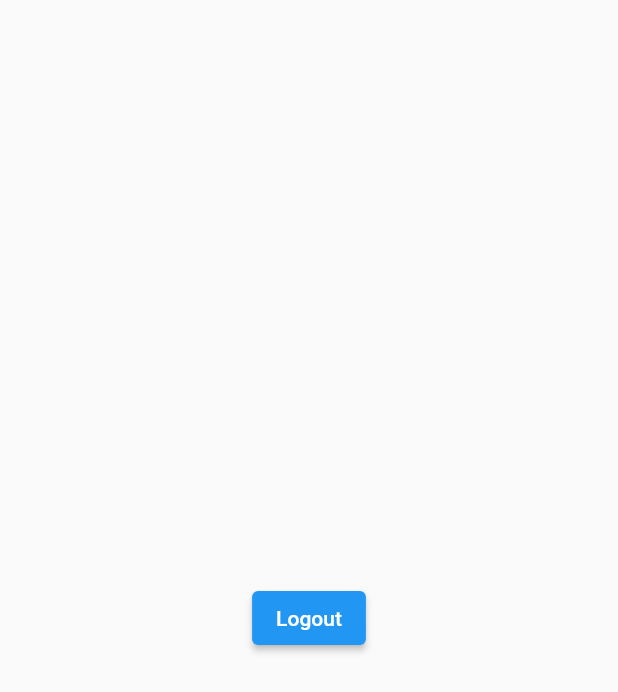
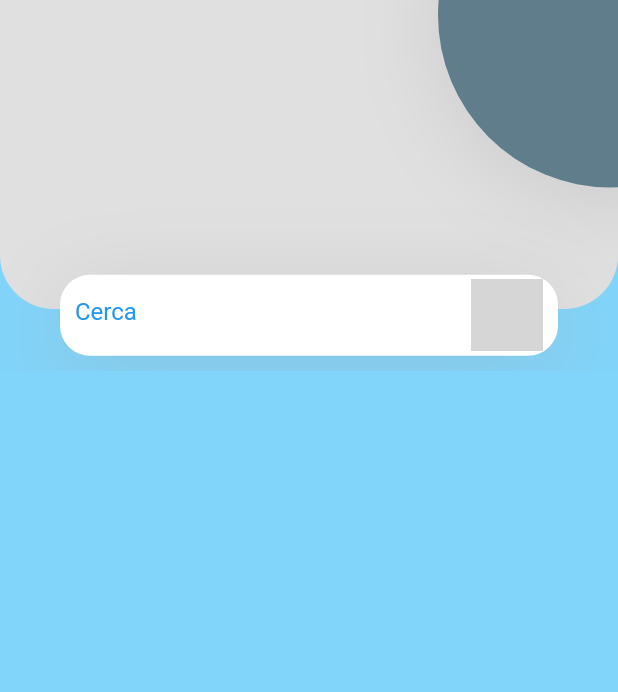
Before and after one commit to sbarto/SANI, a Flutter app: the HomeScreen screen opened directly, on a phone screen of 412 x 824 dp. Shown: the top 692 px of the screen. Run offline on Flutter 3.47's test engine with Material 2 defaults, Android fonts, the phone set to English and light mode, and no system bars; our stand-ins replace firebase_auth, firebase_core, google_fonts; accounts and stored records are empty; grey boxes are pictures that could not be loaded.

Commit message:
Inizio creazione HomeScreen

```diff
--- a/flutter_app_sani/lib/Screens/home_screen.dart
+++ b/flutter_app_sani/lib/Screens/home_screen.dart
@@ -5,18 +5,90 @@ import 'package:flutter/material.dart';
 class HomeScreen extends StatelessWidget {
   @override
   Widget build(BuildContext context) {
+    Size size = MediaQuery.of(context).size;
+
     return Scaffold(
-      body: Center(
-        child: ElevatedButton(
-          child: Text("Logout"),
-          onPressed: () {
-            FirebaseAuth.instance.signOut().then((value) {
-              print("Signed Out");
-              Navigator.push(context,
-                  MaterialPageRoute(builder: (context) => LoginPage()));
-            });
-          },
-        ),
+      resizeToAvoidBottomInset: true,
+      backgroundColor: Colors.lightBlue.shade200,
+      body: Column(
+        children: <Widget>[
+          Container(
+            height: size.height * 0.3,
+            child: Stack(
+              children: <Widget>[
+                Container(
+                  height: size.height * 0.25,
+                  decoration: BoxDecoration(
+                    color: Colors.grey.shade300,
+                    borderRadius: BorderRadius.only(
+                      bottomLeft: Radius.circular(36),
+                      bottomRight: Radius.circular(36),
+                    ),
+                  ),
+                ),
+                Positioned(
+                  bottom: 0,
+                  left: 0,
+                  right: 0,
+                  child: Container(
+                    alignment: Alignment.center,
+                    margin: EdgeInsets.symmetric(horizontal: 40, vertical: 10),
+                    padding: EdgeInsets.symmetric(horizontal: 10),
+                    height: 54,
+                    decoration: BoxDecoration(
+                      color: Colors.white,
+                      borderRadius: BorderRadius.circular(20),
+                      boxShadow: [
+                        BoxShadow(
+                            offset: Offset(0, 10),
+                            blurRadius: 50,
+                            color: Colors.grey.withOpacity(0.30)),
+                      ],
+                    ),
+                    child: Row(
+                      children: <Widget>[
+                        Expanded(
+                          child: TextField(
+                            decoration: InputDecoration(
+                              hintText: "Cerca",
+                              hintStyle: TextStyle(color: Colors.blue),
+                              enabledBorder: InputBorder.none,
+                              focusedBorder: InputBorder.none,
+                              suffixIcon: Image(
+                                  image: AssetImage("assets/ricerca.png"),
+                                  height: 0.2),
+                            ),
+                          ),
+                        ),
+                      ],
+                    ),
+                  ),
+                ),
+                Positioned(
+                  top: -140,
+                  right: -120,
+                  width: 250,
+                  child: Container(
+                    alignment: Alignment.center,
+                    margin: EdgeInsets.symmetric(horizontal: 10),
+                    padding: EdgeInsets.symmetric(horizontal: 10),
+                    height: 300,
+                    decoration: BoxDecoration(
+                      shape: BoxShape.circle,
+                      color: Colors.blueGrey,
+                      boxShadow: [
+                        BoxShadow(
+                            offset: Offset(0, 10),
+                            blurRadius: 50,
+                            color: Colors.grey.withOpacity(0.30)),
+                      ],
+                    ),
+                  ),
+                ),
+              ],
+            ),
+          )
+        ],
       ),
     );
   }
```
Also changed, not shown: flutter_app_sani/assets/ricerca.png (added).
